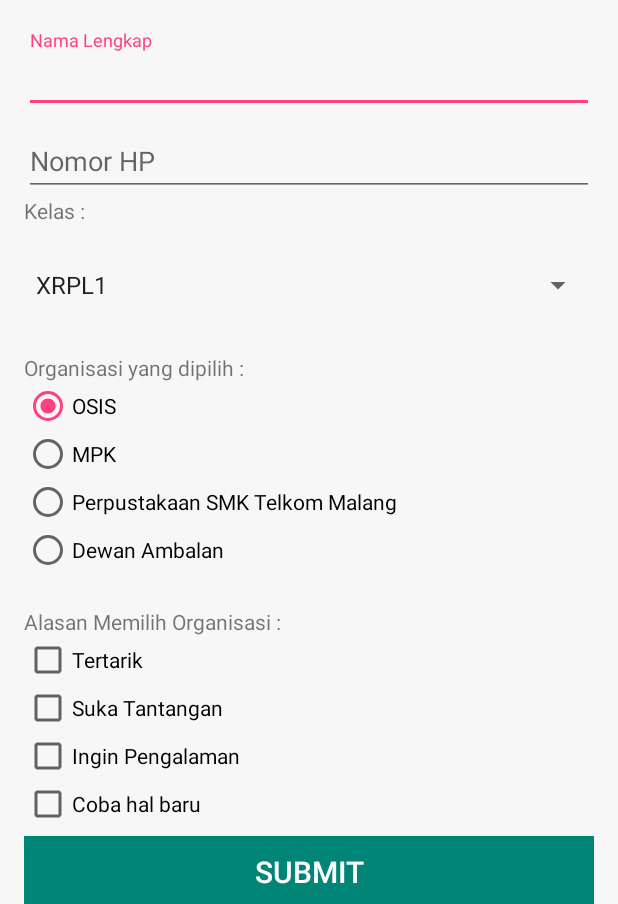
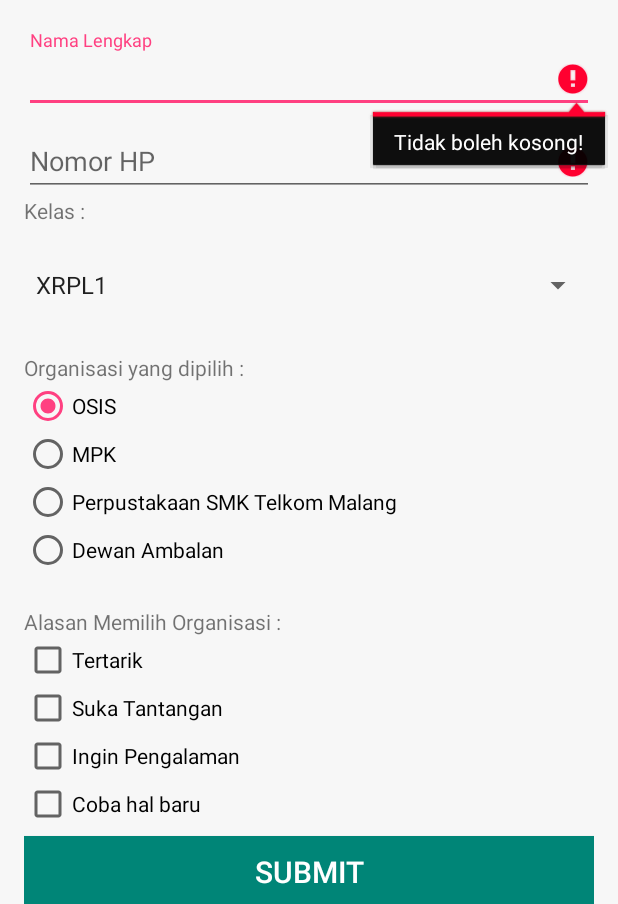
Before and after one commit to naufalramaputra/PendaftaranOrganisasiApps, an Android app: the screen it shows after launch (MainActivity), after a tap on "SUBMIT", on a phone screen of 412 x 824 dp, the part 332-1236 px from its top. Run offline under Robolectric (Android 15) with nearby library versions, the phone set to English and light mode, and no system bars; 1 other tap on this screen came first.

Commit message:
Second Commit +Main Coding +Validasi Coding +Fungsi Reset dan Clean +Penataan Desain dan layer project +Optimasi Desain +Button desain

```diff
--- a/app/src/main/java/id/sch/smktelkom_mlg/tugas01/xiirpl1022/pendaftaranorganisasi/MainActivity.java
+++ b/app/src/main/java/id/sch/smktelkom_mlg/tugas01/xiirpl1022/pendaftaranorganisasi/MainActivity.java
@@ -5,6 +5,8 @@ import android.support.v7.app.AppCompatActivity;
 import android.view.View;
 import android.widget.CheckBox;
 import android.widget.EditText;
+import android.widget.LinearLayout;
+import android.widget.RadioButton;
 import android.widget.RadioGroup;
 import android.widget.Spinner;
 import android.widget.TextView;
@@ -14,8 +16,10 @@ public class MainActivity extends AppCompatActivity {
     EditText etNama, etHP;
     Spinner spKelas;
     RadioGroup rgOrgan;
+    RadioButton rbOsis;
     CheckBox cbTertarik, cbTantangan, cbPengalaman, cbIkut;
     TextView tvNama, tvKelas, tvOrgan, tvHP, tvAlasan;
+    LinearLayout layoutmiss;
 
     @Override
     protected void onCreate(Bundle savedInstanceState) {
@@ -26,6 +30,7 @@ public class MainActivity extends AppCompatActivity {
         etHP = (EditText) findViewById(R.id.editTextHp);
         spKelas = (Spinner) findViewById(R.id.spinnerKelas);
         rgOrgan = (RadioGroup) findViewById(R.id.radioGroupOrgan);
+        rbOsis = (RadioButton) findViewById(R.id.radioButtonOsis);
         cbTertarik = (CheckBox) findViewById(R.id.checkBoxTertarik);
         cbTantangan = (CheckBox) findViewById(R.id.checkBoxTantangan);
         cbPengalaman = (CheckBox) findViewById(R.id.checkBoxPengalaman);
@@ -35,6 +40,7 @@ public class MainActivity extends AppCompatActivity {
         tvOrgan = (TextView) findViewById(R.id.textViewOrgan);
         tvHP = (TextView) findViewById(R.id.textViewHP);
         tvAlasan = (TextView) findViewById(R.id.textViewAlasan);
+        layoutmiss = (LinearLayout) findViewById(R.id.layoutmiss);
 
 
         findViewById(R.id.buttonOK).setOnClickListener(new View.OnClickListener() {
@@ -43,11 +49,100 @@ public class MainActivity extends AppCompatActivity {
                 doClick();
             }
         });
+        findViewById(R.id.buttonReset).setOnClickListener(new View.OnClickListener() {
+            @Override
+            public void onClick(View view) {
+                doReset();
+            }
+        });
 
     }
 
+
     private void doClick() {
+        findViewById(R.id.layoutmiss).setVisibility(View.VISIBLE);
+
+        if (etValid()) {
+
+            //Output nama dan no HP
+            String nama = etNama.getText().toString();
+            int nohp = Integer.parseInt(etHP.getText().toString());
+
+            tvNama.setText("Nama\t: " + nama);
+            tvHP.setText("No HP\t: " + nohp);
+        } else {
+            Clean();
+        }
+
+        //output Kelas
+        tvKelas.setText("Kelas\t:\t" + spKelas.getSelectedItem().toString());
+
+        //String radio;
+
+        RadioButton rb = (RadioButton) findViewById(rgOrgan.getCheckedRadioButtonId());
+        String radio = rb.getText().toString();
+        tvOrgan.setText("Organisasi yang dipilih\t:\t" + radio);
+
+        //Output Alasan yang dipilih
+        String al = "Alasan karena ikut organisasi\t:\n";
+        int startlen = al.length();
+        if (cbTertarik.isChecked()) al += cbTertarik.getText() + "\n";
+        if (cbTantangan.isChecked()) al += cbTantangan.getText() + "\n";
+        if (cbPengalaman.isChecked()) al += cbPengalaman.getText() + "\n";
+        if (cbIkut.isChecked()) al += cbIkut.getText() + "\n";
+
+        if (al.length() == startlen) al += "Null";
+        tvAlasan.setText(al);
 
 
     }
+
+    private void doReset() {
+
+        Clean();
+        etNama.setText("");
+        etHP.setText("");
+        rbOsis.isFocusable();
+        findViewById(R.id.layoutmiss).setVisibility(View.GONE);
+    }
+
+
+    private void Clean() {
+        tvNama.setText("");
+        tvKelas.setText("");
+        tvOrgan.setText("");
+        tvHP.setText("");
+        tvAlasan.setText("");
+
+    }
+
+
+    private boolean etValid() {
+        boolean valid = true;
+        String nama = etNama.getText().toString();
+        String nohp = etHP.getText().toString();
+
+        if (nama.isEmpty()) {
+            etNama.setError("Tidak boleh kosong!");
+            valid = false;
+        } else if (nama.length() < 3) {
+            etNama.setError("Minimal 3 karakter!");
+            valid = false;
+        } else {
+            etNama.setError(null);
+        }
+
+        if (nohp.isEmpty()) {
+            etHP.setError("Tidak boleh kosong!");
+            valid = false;
+        } else if (nohp.length() > 12) {
+            etHP.setError("Maksimal 12 karakter!");
+            valid = false;
+        } else {
+            etHP.setError(null);
+        }
+
+        return valid;
+    }
+
 }
```
